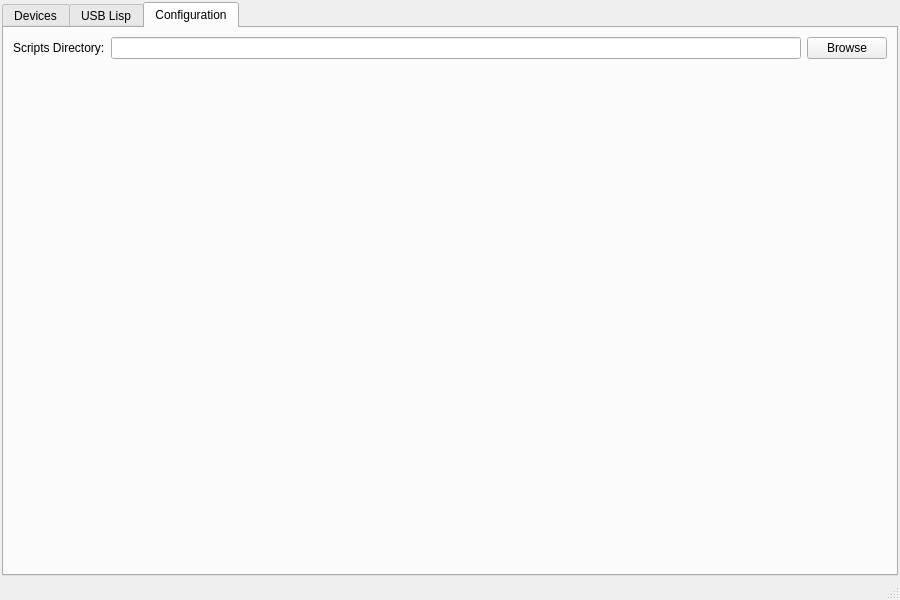
Above: mainwindow.ui from vladimir-vakhter/ble-basestation-app before the change. Below: the same form after it.
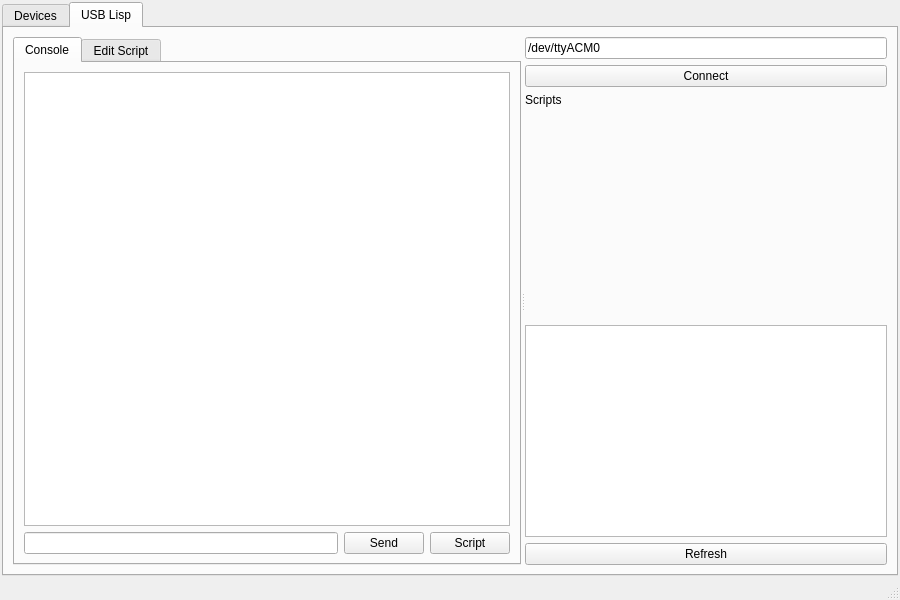
That is the form after the change. The open tabs and pages were chosen to show the change.

Commit message: delete specific unused tab with a script's configuration

The edit to the form file:
```diff
--- a/mainwindow.ui
+++ b/mainwindow.ui
@@ -469,47 +469,6 @@
         </item>
        </layout>
       </widget>
-      <widget class="QWidget" name="tab_3">
-       <attribute name="title">
-        <string>Configuration</string>
-       </attribute>
-       <layout class="QGridLayout" name="gridLayout_13">
-        <item row="0" column="0">
-         <layout class="QGridLayout" name="gridLayout_12">
-          <item row="0" column="2">
-           <widget class="QPushButton" name="scriptDirBrowsePushButton">
-            <property name="text">
-             <string>Browse</string>
-            </property>
-           </widget>
-          </item>
-          <item row="0" column="1">
-           <widget class="QLineEdit" name="scriptDirLineEdit"/>
-          </item>
-          <item row="0" column="0">
-           <widget class="QLabel" name="label_7">
-            <property name="text">
-             <string>Scripts Directory:</string>
-            </property>
-           </widget>
-          </item>
-          <item row="1" column="0">
-           <spacer name="verticalSpacer_2">
-            <property name="orientation">
-             <enum>Qt::Vertical</enum>
-            </property>
-            <property name="sizeHint" stdset="0">
-             <size>
-              <width>20</width>
-              <height>40</height>
-             </size>
-            </property>
-           </spacer>
-          </item>
-         </layout>
-        </item>
-       </layout>
-      </widget>
      </widget>
     </item>
    </layout>
```
Left out of the diff: 2 changed lines with no effect on the pictures. The commit also changes 2 other files.
